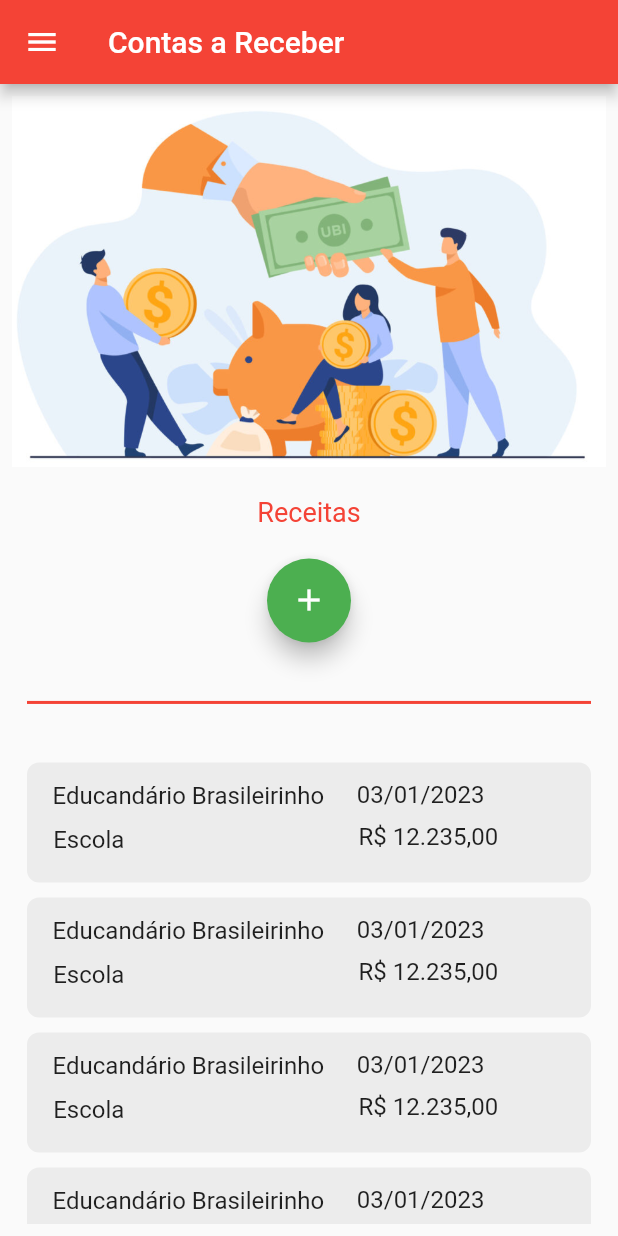
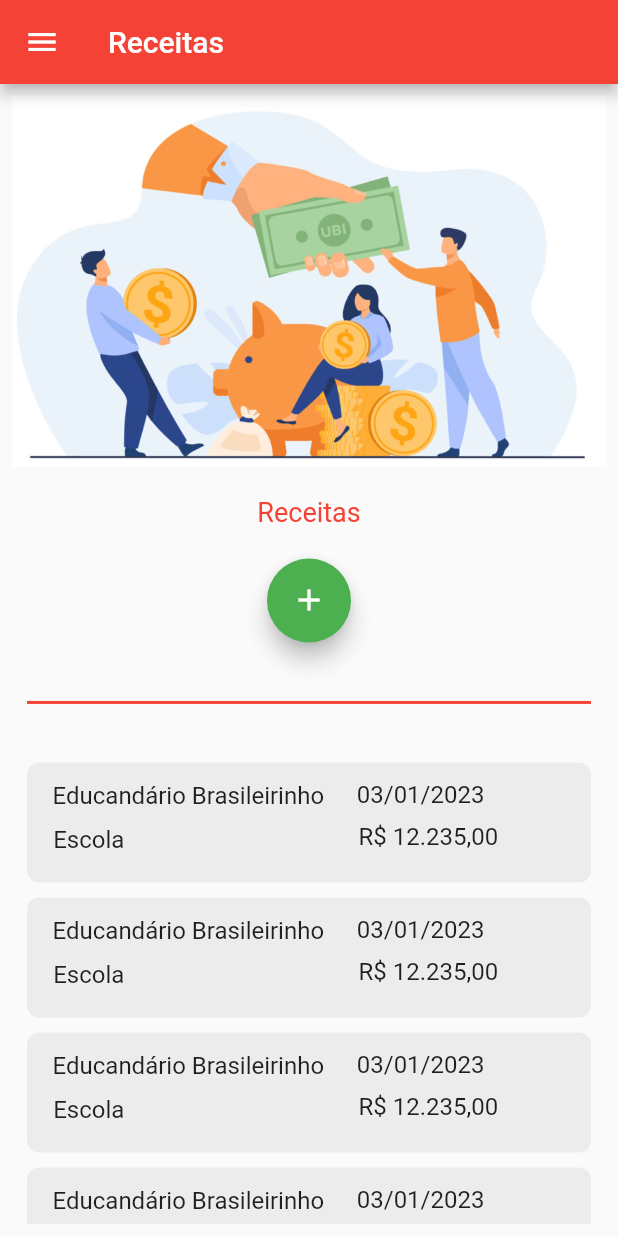
Before and after one commit to proz-tecnologia/PIT03GP04, a Flutter app: the ContasReceber screen opened by its route, on a phone screen of 412 x 824 dp. Run offline on Flutter 3.47's test engine with Material 2 defaults, Android fonts, the phone set to English and light mode, and no system bars; our stand-ins replace animated_splash_screen, currency_text_input_formatter, flutter_mobx, flutter_slidable, lottie, mobx; missing offline and left inert: validatorless; generated files the repository leaves out were written again; network calls fail.

Commit message:
Juntando o contas a pagar e contas a receber

```diff
--- a/lib/contas_pagar/ui/pages/contas_pagar.dart
+++ b/lib/contas_pagar/ui/pages/contas_pagar.dart
@@ -51,8 +51,7 @@ class ContasPagar extends StatelessWidget {
                 endIndent: 10,
                 color: Colors.red,
               ),
-              Container(
-                child: SingleChildScrollView(
+              SingleChildScrollView(
                 child: Column(
                   children: const [
                     SizedBox(
@@ -82,7 +81,6 @@ class ContasPagar extends StatelessWidget {
                   ],
                 ),
               ),
-              ),
             ],
           ),
         ),
--- a/lib/contas_receber/ui/pages/contas_receber.dart
+++ b/lib/contas_receber/ui/pages/contas_receber.dart
@@ -10,7 +10,7 @@ class ContasReceber extends StatelessWidget {
     return Scaffold(
       appBar: AppBar(
         backgroundColor: Colors.red,
-        title: const Text('Contas a Receber'),
+        title: const Text('Receitas'),
       ),
       drawer: const DrawerView(),
       body: Padding(
--- a/lib/main.dart
+++ b/lib/main.dart
@@ -1,4 +1,5 @@
 import 'package:flutter/material.dart';
+import 'package:four_finance_app/contas_pagar/ui/pages/contas_pagar.dart';
 import 'package:four_finance_app/contas_receber/ui/pages/contas_receber.dart';
 import 'package:four_finance_app/controller/transaction.controller.dart';
 import 'package:four_finance_app/login/ui/component/drawer_page.dart';
@@ -6,7 +7,6 @@ import 'package:four_finance_app/src/ui/pages/transaction_page.dart';
 import 'package:four_finance_app/login/ui/component/splash_page.dart';
 import 'package:provider/provider.dart';
 
-import 'contas_pagar/ui/pages/contas_pagar.dart';
 import 'home/ui/pages/home_page.dart';
 import 'login/data/models/login_store.dart';
 import 'login/ui/pages/cadLogin_page.dart';
```
Lines whose indentation alone changed are shown as unchanged.
